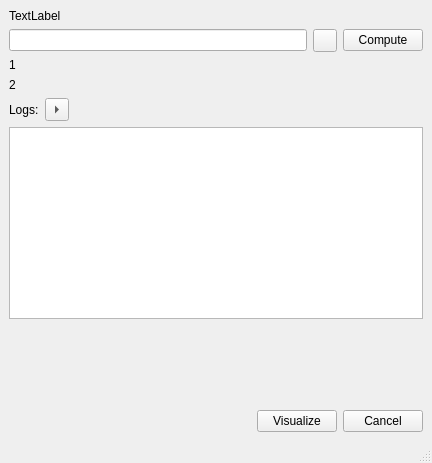
Qt form decoder/mainwindow.ui (Vinceent/morse_decoder) before a commit.
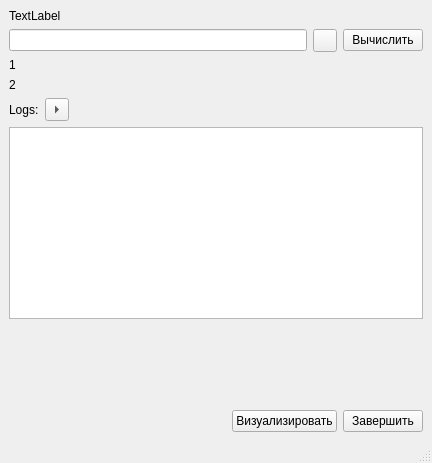
The same form after that commit.

The edit to the form file:
```diff
--- a/decoder/mainwindow.ui
+++ b/decoder/mainwindow.ui
@@ -43,7 +43,7 @@
       <item>
        <widget class="QPushButton" name="computeButton">
         <property name="text">
-         <string>Compute</string>
+         <string>Вычислить</string>
         </property>
        </widget>
       </item>
@@ -145,7 +145,7 @@
       <item>
        <widget class="QPushButton" name="visualButton">
         <property name="text">
-         <string>Visualize</string>
+         <string>Визуализировать</string>
         </property>
        </widget>
       </item>
@@ -157,7 +157,7 @@
            <bool>true</bool>
           </property>
           <property name="text">
-           <string>Cancel</string>
+           <string>Завершить</string>
           </property>
           <property name="flat">
            <bool>false</bool>
```
Left out of the diff: 12 changed lines with no effect on the pictures.
